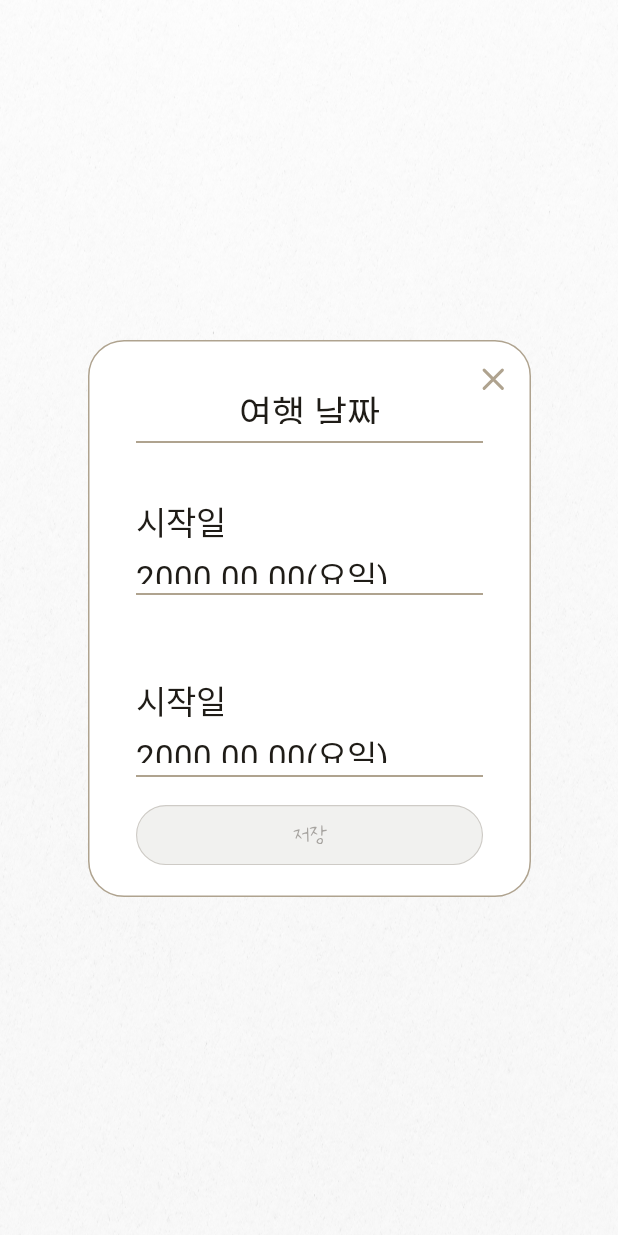
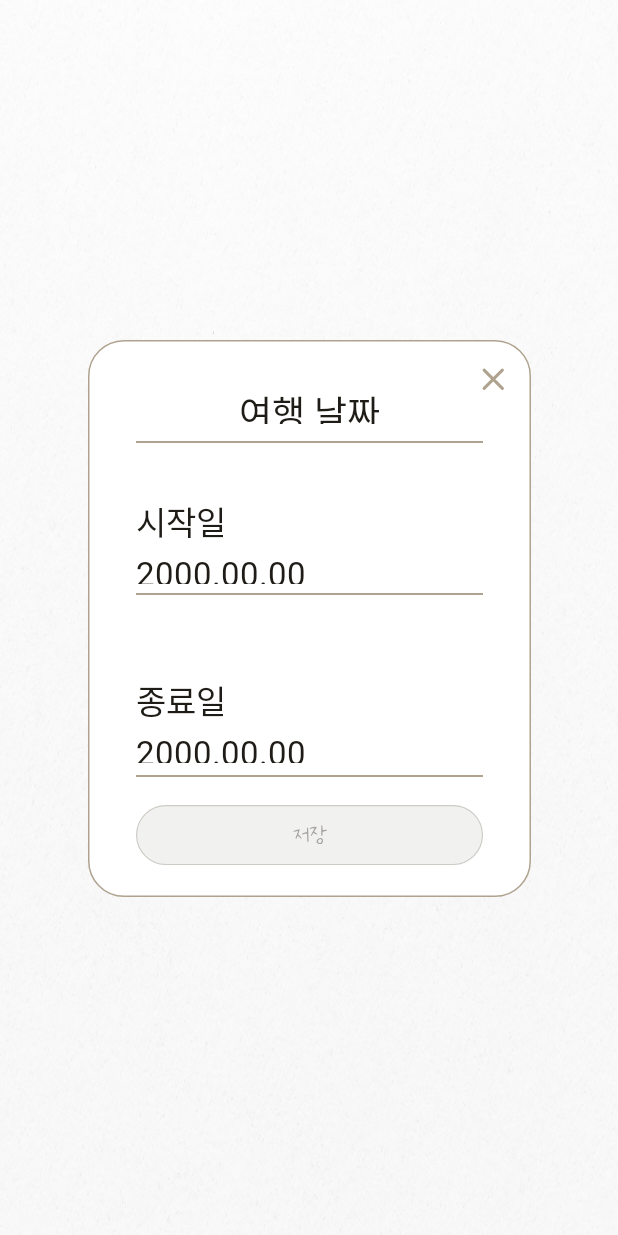
Before and after one commit to TeamZim/Zim_android, an Android app built with Jetpack Compose: the layout dialog_edit_date.xml on its own in the app's theme, with its tools: preview values and no code run, on a phone screen of 412 x 824 dp. Run offline under Robolectric (Android 15) with nearby library versions, the phone set to English and light mode, and no system bars.

Commit message:
#12 날짜 선택 시작일 종료일 오류 해결

```diff
--- a/app/src/main/res/layout/dialog_edit_date.xml
+++ b/app/src/main/res/layout/dialog_edit_date.xml
@@ -59,7 +59,7 @@
         android:layout_marginTop="53dp"
         android:fontFamily="@font/nanum_neuris"
         android:gravity="center_vertical"
-        android:text="시작일"
+        android:text="종료일"
         android:textColor="@color/primary_700"
         android:textSize="22sp"
         app:layout_constraintStart_toStartOf="@+id/line2"
@@ -70,7 +70,7 @@
         android:layout_width="wrap_content"
         android:layout_height="22dp"
         android:layout_marginTop="3dp"
-        android:text="2000.00.00(요일)"
+        android:text="2000.00.00"
         android:textColor="@color/primary_700"
         android:textSize="22sp"
         android:fontFamily="@font/nanum_neuris"
@@ -85,7 +85,7 @@
         android:layout_marginTop="3dp"
         android:fontFamily="@font/nanum_neuris"
         android:gravity="center_vertical"
-        android:text="2000.00.00(요일)"
+        android:text="2000.00.00"
         android:textColor="@color/primary_700"
         android:textSize="22sp"
         app:layout_constraintStart_toStartOf="@+id/textView4"
```
Also changed, not shown: app/src/main/java/com/example/zim_android/fragment/Record_Modify_Fragment.kt (+16 -9 lines).
